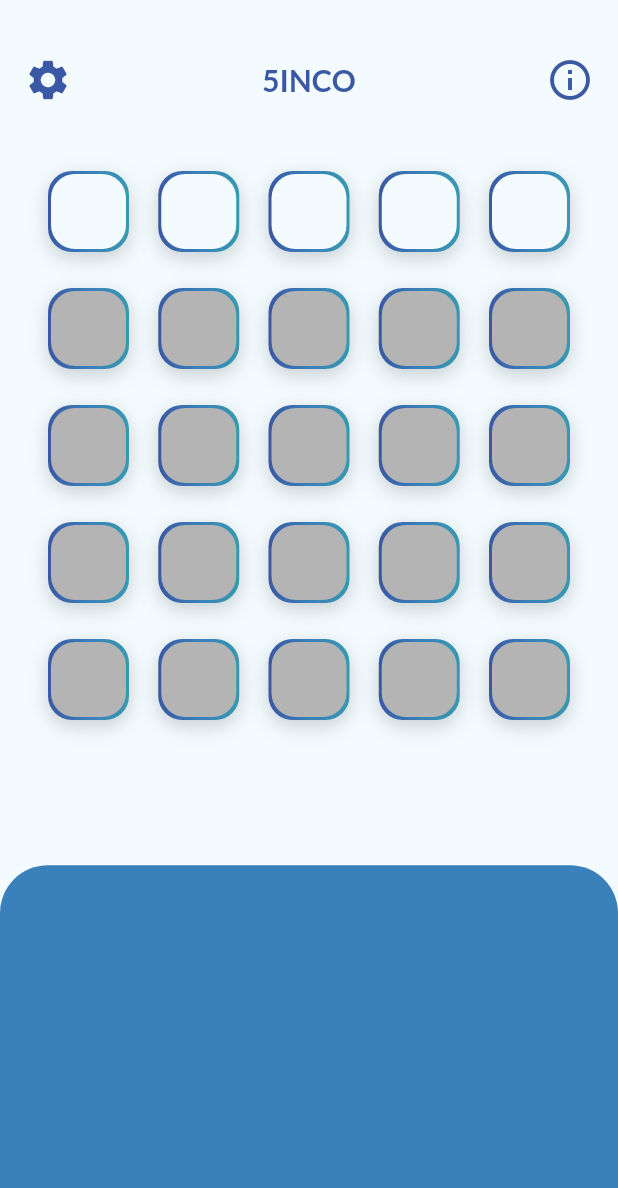
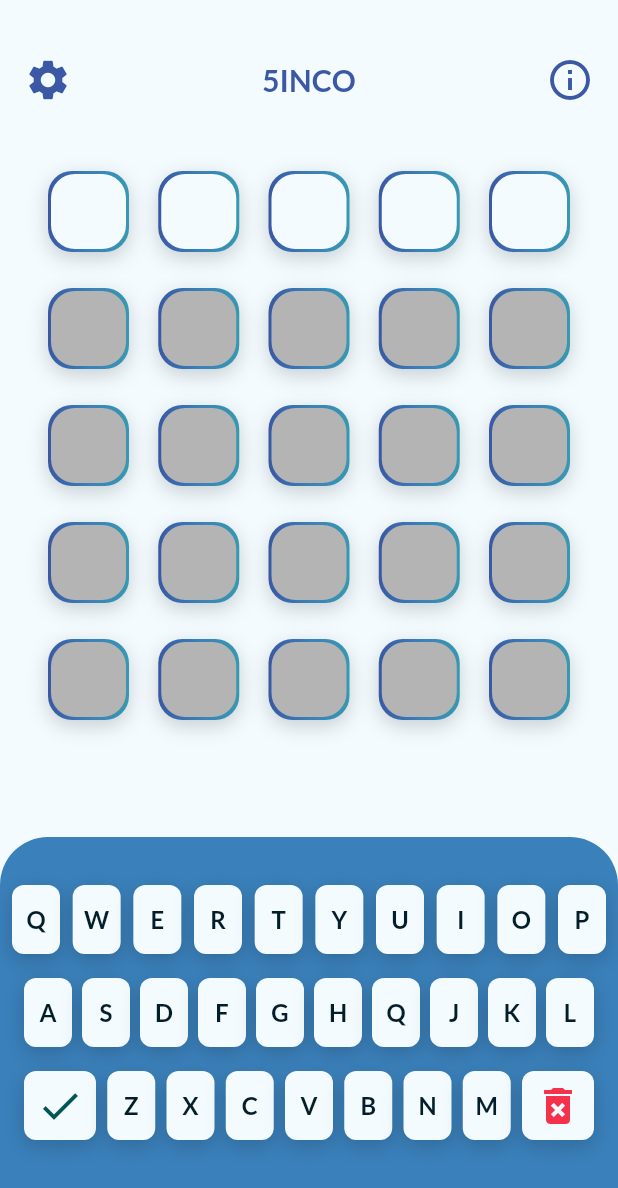
Before and after one commit to vbmachado123/cinco, a Flutter app: the screen it shows after launch, on a phone screen of 412 x 824 dp. Shown: the top 1188 px of the screen. Run offline on Flutter 3.47's test engine with Material 2 defaults, Android fonts, the phone set to English and light mode, and no system bars; our stand-ins replace device_preview, get, google_fonts.

Commit message:
Criação do Layout

```diff
--- a/lib/core/app_colors.dart
+++ b/lib/core/app_colors.dart
@@ -27,4 +27,5 @@ class AppColors {
   // static final Color secondary1 = Color(0xFF00567C);
 
   static final Color red_error = Color(0xFFF6314C);
+  static final Color green = Color(0xFF005555);
 }
--- a/lib/page/home/home_page.dart
+++ b/lib/page/home/home_page.dart
@@ -1,4 +1,5 @@
 import 'package:cinco/shared/widget/item_word_widget.dart';
+import 'package:cinco/shared/widget/keyboard/keyboard_widget.dart';
 import 'package:cinco/shared/widget/toolbar_widget.dart';
 import 'package:cinco/shared/widget/word_widget.dart';
 import 'package:flutter/material.dart';
@@ -45,7 +46,7 @@ class _HomePageState extends State<HomePage> {
               ),
               Container(
                 width: double.maxFinite,
-                height: Get.height * 0.3,
+                // height: Get.height * 0.3,
                 decoration: BoxDecoration(
                   color: AppColors.secondary0,
                   borderRadius: BorderRadius.only(
@@ -53,6 +54,9 @@ class _HomePageState extends State<HomePage> {
                     topRight: Radius.circular(32),
                   ),
                 ),
+                child: Center(
+                  child: KeyboardWidget(),
+                ),
               ),
             ],
           )),
--- /dev/null
+++ b/lib/shared/widget/keyboard/button_keyboard_widget.dart
@@ -0,0 +1,42 @@
+import 'package:flutter/material.dart';
+
+import '../../../core/core.dart';
+
+class ButtonKeyboardWidget extends StatefulWidget {
+  final String label;
+  final Icon? icon;
+  final VoidCallback onPressed;
+  final Color backgroundColor;
+  const ButtonKeyboardWidget({
+    Key? key,
+    required this.label,
+    this.icon,
+    required this.onPressed,
+    required this.backgroundColor,
+  }) : super(key: key);
+
+  @override
+  State<ButtonKeyboardWidget> createState() => _ButtonKeyboardWidgetState();
+}
+
+class _ButtonKeyboardWidgetState extends State<ButtonKeyboardWidget> {
+  @override
+  Widget build(BuildContext context) {
+    return Container(
+      width: widget.label.isNotEmpty ? 32 : 48,
+      height: 46,
+      // padding: const EdgeInsets.symmetric(horizontal: 8, vertical: 16),
+      alignment: Alignment.center,
+      decoration: BoxDecoration(
+        color: widget.backgroundColor,
+        borderRadius: BorderRadius.circular(8),
+        boxShadow: [
+          AppShadows.shadow0,
+        ],
+      ),
+      child: widget.label.isNotEmpty
+          ? Text(widget.label.toUpperCase(), style: AppTextStyles.p_bold)
+          : widget.icon,
+    );
+  }
+}
--- /dev/null
+++ b/lib/shared/widget/keyboard/keyboard_widget.dart
@@ -0,0 +1,200 @@
+import 'package:cinco/shared/widget/keyboard/button_keyboard_widget.dart';
+import 'package:flutter/material.dart';
+
+import '../../../core/core.dart';
+
+class KeyboardWidget extends StatefulWidget {
+  const KeyboardWidget({Key? key}) : super(key: key);
+
+  @override
+  State<KeyboardWidget> createState() => _KeyboardWidgetState();
+}
+
+class _KeyboardWidgetState extends State<KeyboardWidget> {
+  @override
+  Widget build(BuildContext context) {
+    return Container(
+      padding: const EdgeInsets.only(top: 32, bottom: 64, left: 8, right: 8),
+      child: Column(
+        children: [
+          Row(
+            mainAxisAlignment: MainAxisAlignment.spaceBetween,
+            children: [
+              ButtonKeyboardWidget(
+                label: "Q",
+                backgroundColor: AppColors.white0,
+                onPressed: () => {},
+              ),
+              ButtonKeyboardWidget(
+                label: "W",
+                backgroundColor: AppColors.white0,
+                onPressed: () => {},
+              ),
+              ButtonKeyboardWidget(
+                label: "E",
+                backgroundColor: AppColors.white0,
+                onPressed: () => {},
+              ),
+              ButtonKeyboardWidget(
+                label: "R",
+                backgroundColor: AppColors.white0,
+                onPressed: () => {},
+              ),
+              ButtonKeyboardWidget(
+                label: "T",
+                backgroundColor: AppColors.white0,
+                onPressed: () => {},
+              ),
+              ButtonKeyboardWidget(
+                label: "Y",
+                backgroundColor: AppColors.white0,
+                onPressed: () => {},
+              ),
+              ButtonKeyboardWidget(
+                label: "U",
+                backgroundColor: AppColors.white0,
+                onPressed: () => {},
+              ),
+              ButtonKeyboardWidget(
+                label: "I",
+                backgroundColor: AppColors.white0,
+                onPressed: () => {},
+              ),
+              ButtonKeyboardWidget(
+                label: "O",
+                backgroundColor: AppColors.white0,
+                onPressed: () => {},
+              ),
+              ButtonKeyboardWidget(
+                label: "P",
+                backgroundColor: AppColors.white0,
+                onPressed: () => {},
+              ),
+            ],
+          ),
+          Padding(
+            padding: const EdgeInsets.only(left: 8, right: 8, top: 16),
+            child: Row(
+              mainAxisAlignment: MainAxisAlignment.spaceBetween,
+              children: [
+                ButtonKeyboardWidget(
+                  label: "A",
+                  backgroundColor: AppColors.white0,
+                  onPressed: () => {},
+                ),
+                ButtonKeyboardWidget(
+                  label: "S",
+                  backgroundColor: AppColors.white0,
+                  onPressed: () => {},
+                ),
+                ButtonKeyboardWidget(
+                  label: "D",
+                  backgroundColor: AppColors.white0,
+                  onPressed: () => {},
+                ),
+                ButtonKeyboardWidget(
+                  label: "F",
+                  backgroundColor: AppColors.white0,
+                  onPressed: () => {},
+                ),
+                ButtonKeyboardWidget(
+                  label: "G",
+                  backgroundColor: AppColors.white0,
+                  onPressed: () => {},
+                ),
+                ButtonKeyboardWidget(
+                  label: "H",
+                  backgroundColor: AppColors.white0,
+                  onPressed: () => {},
+                ),
+                ButtonKeyboardWidget(
+                  label: "Q",
+                  backgroundColor: AppColors.white0,
+                  onPressed: () => {},
+                ),
+                ButtonKeyboardWidget(
+                  label: "J",
+                  backgroundColor: AppColors.white0,
+                  onPressed: () => {},
+                ),
+                ButtonKeyboardWidget(
+                  label: "K",
+                  backgroundColor: AppColors.white0,
+                  onPressed: () => {},
+                ),
+                ButtonKeyboardWidget(
+                  label: "L",
+                  backgroundColor: AppColors.white0,
+                  onPressed: () => {},
+                ),
+              ],
+            ),
+          ),
+          Padding(
+            padding: const EdgeInsets.only(left: 8, right: 8, top: 16),
+            child: Row(
+              mainAxisAlignment: MainAxisAlignment.spaceBetween,
+              children: [
+                ButtonKeyboardWidget(
+                  label: "",
+                  backgroundColor: AppColors.white0,
+                  icon: Icon(
+                    Icons.check,
+                    color: AppColors.green,
+                    size: 32,
+                  ),
+                  onPressed: () => {},
+                ),
+                ButtonKeyboardWidget(
+                  label: "Z",
+                  backgroundColor: AppColors.white0,
+                  onPressed: () => {},
+                ),
+                ButtonKeyboardWidget(
+                  label: "X",
+                  backgroundColor: AppColors.white0,
+                  onPressed: () => {},
+                ),
+                ButtonKeyboardWidget(
+                  label: "C",
+                  backgroundColor: AppColors.white0,
+                  onPressed: () => {},
+                ),
+                ButtonKeyboardWidget(
+                  label: "V",
+                  backgroundColor: AppColors.white0,
+                  onPressed: () => {},
+                ),
+                ButtonKeyboardWidget(
+                  label: "B",
+                  backgroundColor: AppColors.white0,
+                  onPressed: () => {},
+                ),
+                ButtonKeyboardWidget(
+                  label: "N",
+                  backgroundColor: AppColors.white0,
+                  onPressed: () => {},
+                ),
+                ButtonKeyboardWidget(
+                  label: "M",
+                  backgroundColor: AppColors.white0,
+                  onPressed: () => {},
+                ),
+                ButtonKeyboardWidget(
+                  label: "",
+                  backgroundColor: AppColors.white0,
+                  icon: Icon(
+                    Icons.delete_forever,
+                    size: 32,
+                    color: AppColors.red_error,
+                  ),
+                  onPressed: () => {},
+                ),
+              ],
+            ),
+          ),
+        ],
+      ),
+    );
+  }
+}
```
